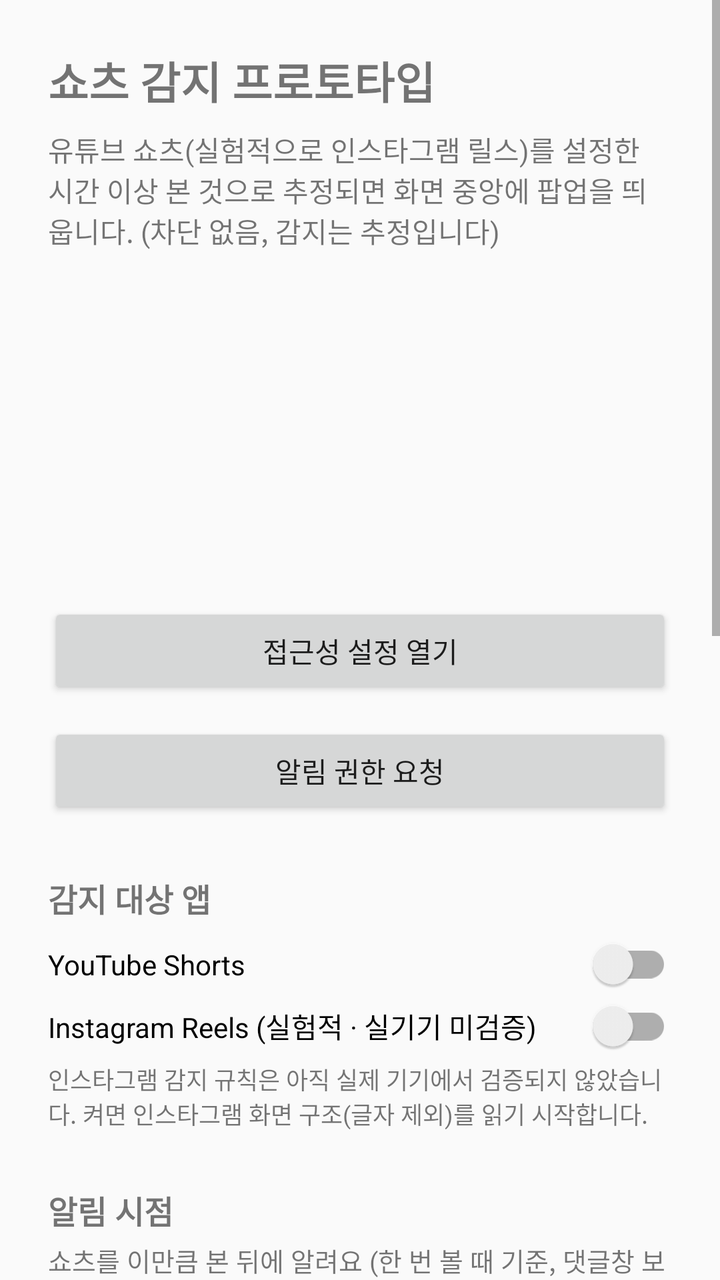
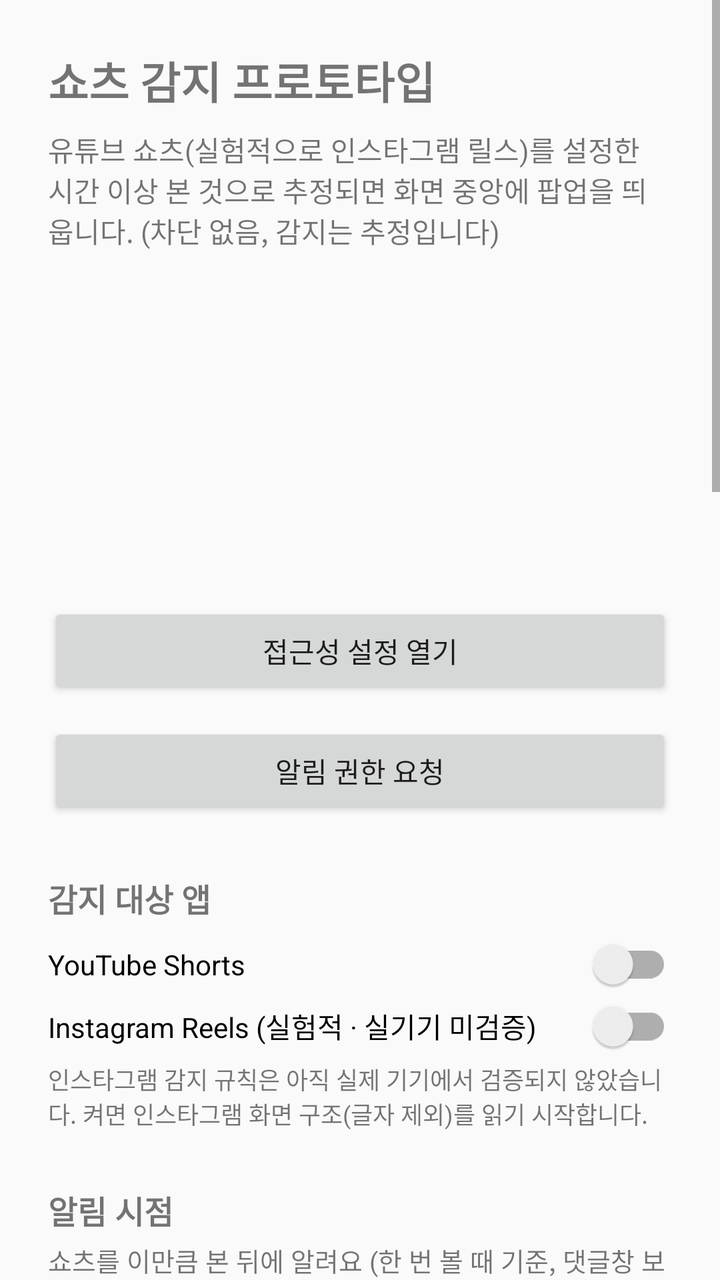

Screens rendered from an Android XML layout before and after an edit, with the pre-edit source and the edit as a unified diff.
<!-- AndroidManifest.xml: application theme Theme.ShortsDetector -->
<!-- res/layout/activity_main.xml -->
<?xml version="1.0" encoding="utf-8"?>
<ScrollView xmlns:android="http://schemas.android.com/apk/res/android"
    android:layout_width="match_parent"
    android:layout_height="match_parent"
    android:fillViewport="true">

    <LinearLayout
        android:layout_width="match_parent"
        android:layout_height="wrap_content"
        android:orientation="vertical"
        android:padding="24dp">

        <TextView
            android:layout_width="wrap_content"
            android:layout_height="wrap_content"
            android:text="@string/app_name"
            android:textSize="22sp"
            android:textStyle="bold" />

        <TextView
            android:layout_width="match_parent"
            android:layout_height="wrap_content"
            android:layout_marginTop="8dp"
            android:text="@string/app_subtitle"
            android:textSize="14sp" />

        <TextView
            android:id="@+id/textAccessibilityStatus"
            android:layout_width="match_parent"
            android:layout_height="wrap_content"
            android:layout_marginTop="28dp"
            android:textSize="16sp" />

        <TextView
            android:id="@+id/textNotificationStatus"
            android:layout_width="match_parent"
            android:layout_height="wrap_content"
            android:layout_marginTop="8dp"
            android:textSize="16sp" />

        <TextView
            android:id="@+id/textDetectionStatus"
            android:layout_width="match_parent"
            android:layout_height="wrap_content"
            android:layout_marginTop="8dp"
            android:textSize="16sp" />

        <TextView
            android:id="@+id/textHint"
            android:layout_width="match_parent"
            android:layout_height="wrap_content"
            android:layout_marginTop="20dp"
            android:textSize="14sp" />

        <Button
            android:id="@+id/buttonOpenAccessibilitySettings"
            android:layout_width="match_parent"
            android:layout_height="wrap_content"
            android:layout_marginTop="28dp"
            android:text="@string/button_open_accessibility" />

        <Button
            android:id="@+id/buttonRequestNotification"
            android:layout_width="match_parent"
            android:layout_height="wrap_content"
            android:layout_marginTop="12dp"
            android:text="@string/button_request_notification" />

        <TextView
            android:layout_width="match_parent"
            android:layout_height="wrap_content"
            android:layout_marginTop="28dp"
            android:text="@string/section_targets"
            android:textSize="16sp"
            android:textStyle="bold" />

        <androidx.appcompat.widget.SwitchCompat
            android:id="@+id/switchYouTube"
            android:layout_width="match_parent"
            android:layout_height="wrap_content"
            android:layout_marginTop="8dp"
            android:text="@string/switch_youtube" />

        <androidx.appcompat.widget.SwitchCompat
            android:id="@+id/switchInstagram"
            android:layout_width="match_parent"
            android:layout_height="wrap_content"
            android:layout_marginTop="4dp"
            android:text="@string/switch_instagram" />

        <TextView
            android:layout_width="match_parent"
            android:layout_height="wrap_content"
            android:layout_marginTop="4dp"
            android:text="@string/instagram_warning"
            android:textSize="12sp" />

        <TextView
            android:layout_width="match_parent"
            android:layout_height="wrap_content"
            android:layout_marginTop="28dp"
            android:text="@string/section_intervention"
            android:textSize="16sp"
            android:textStyle="bold" />

        <TextView
            android:layout_width="match_parent"
            android:layout_height="wrap_content"
            android:layout_marginTop="4dp"
            android:text="@string/threshold_label"
            android:textSize="13sp" />

        
        <RadioGroup
            android:id="@+id/groupThreshold"
            android:layout_width="match_parent"
            android:layout_height="wrap_content"
            android:layout_marginTop="4dp"
            android:orientation="vertical" />

        <androidx.appcompat.widget.SwitchCompat
            android:id="@+id/switchPopup"
            android:layout_width="match_parent"
            android:layout_height="wrap_content"
            android:layout_marginTop="8dp"
            android:text="@string/switch_popup" />

        
        <androidx.appcompat.widget.SwitchCompat
            android:id="@+id/switchDemoMode"
            android:layout_width="match_parent"
            android:layout_height="wrap_content"
            android:layout_marginTop="4dp"
            android:text="@string/switch_demo_mode" />

        <TextView
            android:id="@+id/textPolicyStatus"
            android:layout_width="match_parent"
            android:layout_height="wrap_content"
            android:layout_marginTop="4dp"
            android:textSize="13sp" />

        <TextView
            android:layout_width="match_parent"
            android:layout_height="wrap_content"
            android:layout_marginTop="28dp"
            android:text="@string/section_records"
            android:textSize="16sp"
            android:textStyle="bold" />

        <TextView
            android:id="@+id/textRecords"
            android:layout_width="match_parent"
            android:layout_height="wrap_content"
            android:layout_marginTop="4dp"
            android:textSize="13sp" />

        <Button
            android:id="@+id/buttonDeleteRecords"
            android:layout_width="wrap_content"
            android:layout_height="wrap_content"
            android:layout_marginTop="8dp"
            android:text="@string/button_delete_records" />

        <Button
            android:id="@+id/buttonResetForDemo"
            android:layout_width="wrap_content"
            android:layout_height="wrap_content"
            android:layout_marginTop="4dp"
            android:text="@string/button_reset_demo" />

        
        <TextView
            android:layout_width="match_parent"
            android:layout_height="wrap_content"
            android:layout_marginTop="28dp"
            android:text="@string/section_ai"
            android:textSize="16sp"
            android:textStyle="bold" />

        <androidx.appcompat.widget.SwitchCompat
            android:id="@+id/switchAiConsent"
            android:layout_width="match_parent"
            android:layout_height="wrap_content"
            android:layout_marginTop="4dp"
            android:text="@string/switch_ai_consent" />

        <Button
            android:id="@+id/buttonAiRecommend"
            android:layout_width="match_parent"
            android:layout_height="wrap_content"
            android:layout_marginTop="8dp"
            android:text="@string/button_ai_recommend" />

        <TextView
            android:id="@+id/textAiResult"
            android:layout_width="match_parent"
            android:layout_height="wrap_content"
            android:layout_marginTop="4dp"
            android:textSize="13sp" />

        <LinearLayout
            android:id="@+id/groupAiGoals"
            android:layout_width="match_parent"
            android:layout_height="wrap_content"
            android:orientation="vertical" />

        <TextView
            android:layout_width="match_parent"
            android:layout_height="wrap_content"
            android:layout_marginTop="32dp"
            android:text="@string/tuning_guide"
            android:textSize="13sp" />

    </LinearLayout>
</ScrollView>
<!-- resources referenced by this layout -->
<resources>
  <string name="app_name">쇼츠 감지 프로토타입</string>
  <string name="app_subtitle">유튜브 쇼츠(실험적으로 인스타그램 릴스)를 설정한 시간 이상 본 것으로 추정되면 화면 중앙에 팝업을 띄웁니다. (차단 없음, 감지는 추정입니다)</string>
  <string name="button_ai_recommend">AI 목표 추천 받기</string>
  <string name="button_delete_records">기록 전체 삭제</string>
  <string name="button_open_accessibility">접근성 설정 열기</string>
  <string name="button_request_notification">알림 권한 요청</string>
  <string name="button_reset_demo">시연 준비 초기화</string>
  <string name="instagram_warning">인스타그램 감지 규칙은 아직 실제 기기에서 검증되지 않았습니다. 켜면 인스타그램 화면 구조(글자 제외)를 읽기 시작합니다.</string>
  <string name="section_ai">AI 목표 추천 (임시 확인)</string>
  <string name="section_intervention">알림 시점</string>
  <string name="section_records">사용 기록</string>
  <string name="section_targets">감지 대상 앱</string>
  <string name="switch_ai_consent">AI 추천 사용 동의 (설문 답변과 집계 통계만 Anthropic API 로 보내요. 화면 내용은 보내지 않아요)</string>
  <string name="switch_demo_mode">시연 모드 (10초 기준, 빠른 단계 변화. 끄면 원래 정책으로 돌아가요)</string>
  <string name="switch_instagram">Instagram Reels (실험적 · 실기기 미검증)</string>
  <string name="switch_popup">화면 중앙 팝업으로 알리기 (끄면 상단 알림만)</string>
  <string name="switch_youtube">YouTube Shorts</string>
  <string name="threshold_label">쇼츠를 이만큼 본 뒤에 알려요 (한 번 볼 때 기준, 댓글창 보는 시간 포함, 대화상자로 가린 시간 제외)</string>
  <string name="tuning_guide">감지 확인: adb logcat -s ShortsDetector 로 상태 전이(예: CANDIDATE→SHORTFORM_ESTIMATED), 근거 코드, 면적비를 확인하세요. 유튜브 업데이트로 ID 가 바뀌면 detection/adapters/youtube/YouTubeViewIds.kt 를 확인하세요. 자세한 절차: docs/DEVICE_TEST_GUIDE.md</string>
  <style name="Theme.ShortsDetector" parent="Theme.AppCompat.DayNight.DarkActionBar" />
</resources>

<!-- the commit's change to res/layout/activity_main.xml (unified diff, before → after) -->
@@ -208,6 +208,85 @@
         <TextView
             android:layout_width="match_parent"
             android:layout_height="wrap_content"
+            android:layout_marginTop="28dp"
+            android:text="@string/section_agent"
+            android:textSize="16sp"
+            android:textStyle="bold" />
+
+        <androidx.appcompat.widget.SwitchCompat
+            android:id="@+id/switchAgentEnabled"
+            android:layout_width="match_parent"
+            android:layout_height="wrap_content"
+            android:layout_marginTop="4dp"
+            android:text="@string/switch_agent_enabled" />
+
+        <TextView
+            android:id="@+id/textAgentPolicy"
+            android:layout_width="match_parent"
+            android:layout_height="wrap_content"
+            android:layout_marginTop="4dp"
+            android:textSize="13sp" />
+
+        <Button
+            android:id="@+id/buttonAgentRun"
+            android:layout_width="match_parent"
+            android:layout_height="wrap_content"
+            android:layout_marginTop="8dp"
+            android:text="@string/button_agent_run" />
+
+        <Button
+            android:id="@+id/buttonAgentRevert"
+            android:layout_width="match_parent"
+            android:layout_height="wrap_content"
+            android:layout_marginTop="4dp"
+            android:text="@string/button_agent_revert" />
+
+        <TextView
+            android:id="@+id/textAgentResult"
+            android:layout_width="match_parent"
+            android:layout_height="wrap_content"
+            android:layout_marginTop="4dp"
+            android:textSize="13sp" />
+
+        <TextView
+            android:id="@+id/textAgentChanges"
+            android:layout_width="match_parent"
+            android:layout_height="wrap_content"
+            android:layout_marginTop="4dp"
+            android:textSize="13sp" />
+
+        <LinearLayout
+            android:layout_width="match_parent"
+            android:layout_height="wrap_content"
+            android:layout_marginTop="8dp"
+            android:orientation="horizontal">
+
+            <Button
+                android:id="@+id/buttonSeedA"
+                android:layout_width="0dp"
+                android:layout_height="wrap_content"
+                android:layout_weight="1"
+                android:text="@string/button_seed_a" />
+
+            <Button
+                android:id="@+id/buttonSeedB"
+                android:layout_width="0dp"
+                android:layout_height="wrap_content"
+                android:layout_marginStart="8dp"
+                android:layout_weight="1"
+                android:text="@string/button_seed_b" />
+        </LinearLayout>
+
+        <Button
+            android:id="@+id/buttonGoalEval"
+            android:layout_width="match_parent"
+            android:layout_height="wrap_content"
+            android:layout_marginTop="4dp"
+            android:text="@string/button_goal_eval" />
+
+        <TextView
+            android:layout_width="match_parent"
+            android:layout_height="wrap_content"
             android:layout_marginTop="32dp"
             android:text="@string/tuning_guide"
             android:textSize="13sp" />
<!-- resource entries referenced after the edit -->
@@ -2,16 +2,23 @@
 <resources>
   <string name="app_name">쇼츠 감지 프로토타입</string>
   <string name="app_subtitle">유튜브 쇼츠(실험적으로 인스타그램 릴스)를 설정한 시간 이상 본 것으로 추정되면 화면 중앙에 팝업을 띄웁니다. (차단 없음, 감지는 추정입니다)</string>
+  <string name="button_agent_revert">최근 변경 되돌리기</string>
+  <string name="button_agent_run">지금 분석</string>
   <string name="button_ai_recommend">AI 목표 추천 받기</string>
   <string name="button_delete_records">기록 전체 삭제</string>
+  <string name="button_goal_eval">디버그: 설문 5종 추천 점검</string>
   <string name="button_open_accessibility">접근성 설정 열기</string>
   <string name="button_request_notification">알림 권한 요청</string>
   <string name="button_reset_demo">시연 준비 초기화</string>
+  <string name="button_seed_a">시나리오 A 넣기</string>
+  <string name="button_seed_b">시나리오 B 넣기</string>
   <string name="instagram_warning">인스타그램 감지 규칙은 아직 실제 기기에서 검증되지 않았습니다. 켜면 인스타그램 화면 구조(글자 제외)를 읽기 시작합니다.</string>
+  <string name="section_agent">개입 정책 에이전트 (임시 확인)</string>
   <string name="section_ai">AI 목표 추천 (임시 확인)</string>
   <string name="section_intervention">알림 시점</string>
   <string name="section_records">사용 기록</string>
   <string name="section_targets">감지 대상 앱</string>
+  <string name="switch_agent_enabled">에이전트 조절 켜기 (끄면 규칙 기반 단계 변화만 동작해요)</string>
   <string name="switch_ai_consent">AI 추천 사용 동의 (설문 답변과 집계 통계만 Anthropic API 로 보내요. 화면 내용은 보내지 않아요)</string>
   <string name="switch_demo_mode">시연 모드 (10초 기준, 빠른 단계 변화. 끄면 원래 정책으로 돌아가요)</string>
   <string name="switch_instagram">Instagram Reels (실험적 · 실기기 미검증)</string>
